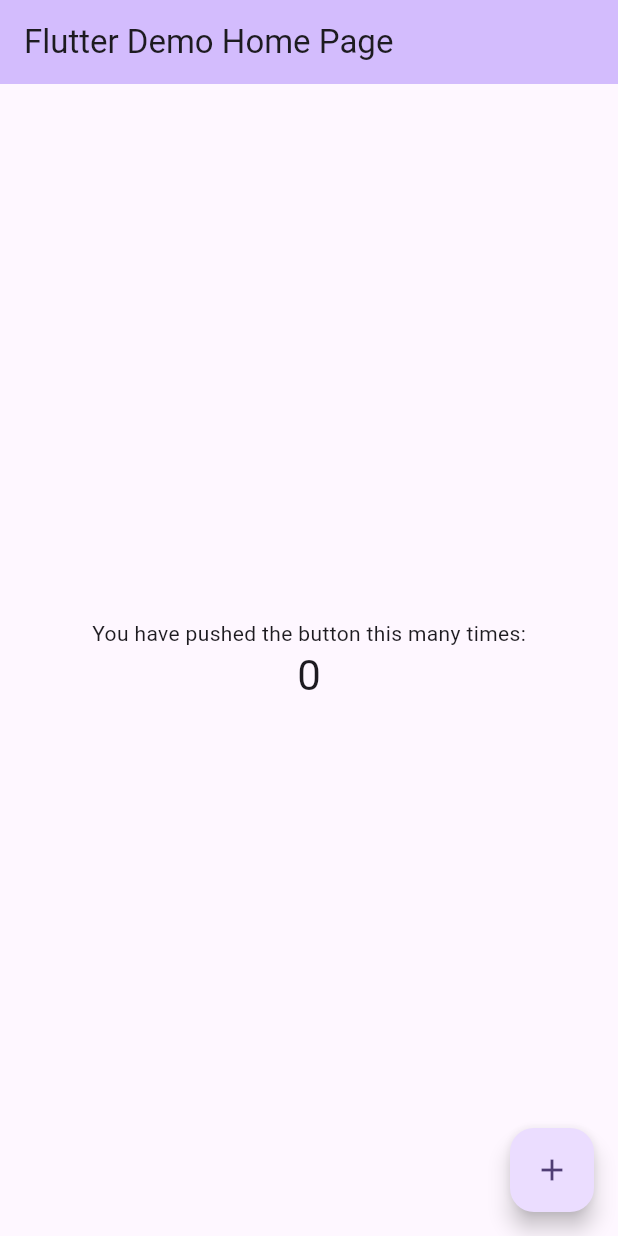
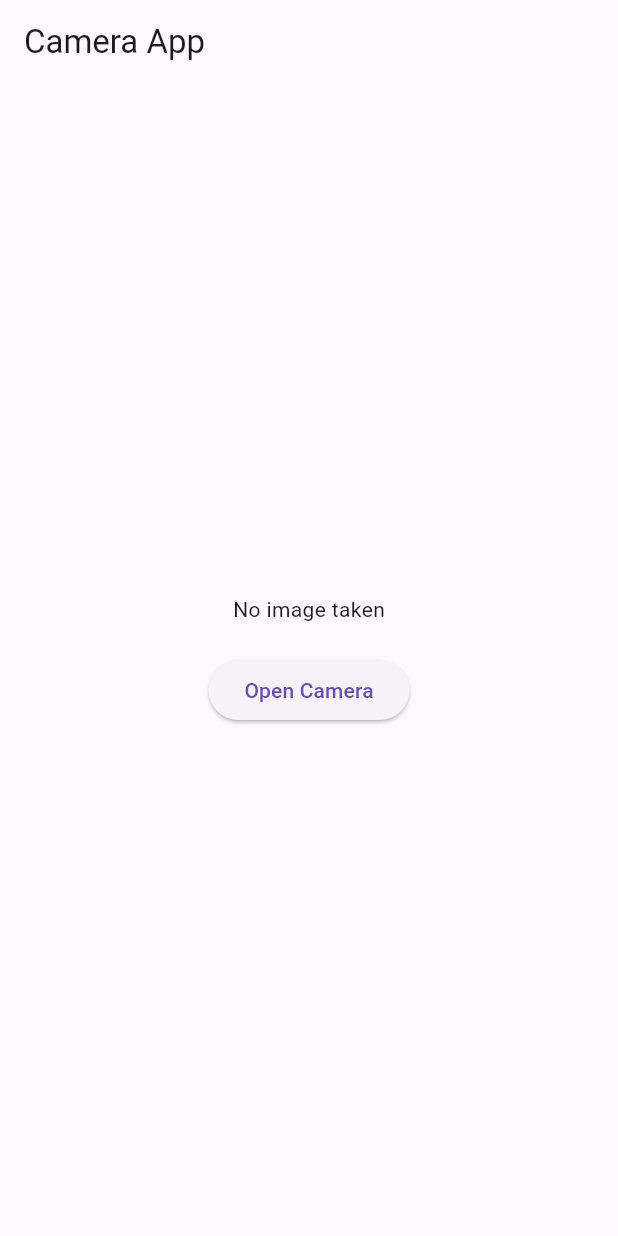
Before and after one commit to AidanFoushee/chizard_chess_app, a Flutter app: the screen it shows after launch, on a phone screen of 412 x 824 dp. Run offline on Flutter 3.47's test engine with Material 3 defaults, Android fonts, the phone set to English and light mode, and no system bars; our stand-ins replace image_picker.

Commit message:
camera feature implemented

```diff
--- a/lib/main.dart
+++ b/lib/main.dart
@@ -1,4 +1,6 @@
 import 'package:flutter/material.dart';
+import 'package:image_picker/image_picker.dart';
+import 'dart:io';
 
 void main() {
   runApp(const MyApp());
@@ -7,119 +9,52 @@ void main() {
 class MyApp extends StatelessWidget {
   const MyApp({super.key});
 
-  // This widget is the root of your application.
   @override
   Widget build(BuildContext context) {
     return MaterialApp(
-      title: 'Flutter Demo',
-      theme: ThemeData(
-        // This is the theme of your application.
-        //
-        // TRY THIS: Try running your application with "flutter run". You'll see
-        // the application has a purple toolbar. Then, without quitting the app,
-        // try changing the seedColor in the colorScheme below to Colors.green
-        // and then invoke "hot reload" (save your changes or press the "hot
-        // reload" button in a Flutter-supported IDE, or press "r" if you used
-        // the command line to start the app).
-        //
-        // Notice that the counter didn't reset back to zero; the application
-        // state is not lost during the reload. To reset the state, use hot
-        // restart instead.
-        //
-        // This works for code too, not just values: Most code changes can be
-        // tested with just a hot reload.
-        colorScheme: ColorScheme.fromSeed(seedColor: Colors.deepPurple),
-        useMaterial3: true,
-      ),
-      home: const MyHomePage(title: 'Flutter Demo Home Page'),
+      debugShowCheckedModeBanner: false,
+      home: CameraScreen(),
     );
   }
 }
 
-class MyHomePage extends StatefulWidget {
-  const MyHomePage({super.key, required this.title});
-
-  // This widget is the home page of your application. It is stateful, meaning
-  // that it has a State object (defined below) that contains fields that affect
-  // how it looks.
-
-  // This class is the configuration for the state. It holds the values (in this
-  // case the title) provided by the parent (in this case the App widget) and
-  // used by the build method of the State. Fields in a Widget subclass are
-  // always marked "final".
-
-  final String title;
-
+class CameraScreen extends StatefulWidget {
   @override
-  State<MyHomePage> createState() => _MyHomePageState();
+  _CameraScreenState createState() => _CameraScreenState();
 }
 
-class _MyHomePageState extends State<MyHomePage> {
-  int _counter = 0;
+class _CameraScreenState extends State<CameraScreen> {
+  File? _image;
+  final ImagePicker _picker = ImagePicker();
 
-  void _incrementCounter() {
-    setState(() {
-      // This call to setState tells the Flutter framework that something has
-      // changed in this State, which causes it to rerun the build method below
-      // so that the display can reflect the updated values. If we changed
-      // _counter without calling setState(), then the build method would not be
-      // called again, and so nothing would appear to happen.
-      _counter++;
-    });
+  Future<void> _openCamera() async {
+    final XFile? image = await _picker.pickImage(source: ImageSource.camera);
+    if (image != null) {
+      setState(() {
+        _image = File(image.path);
+      });
+    }
   }
 
   @override
   Widget build(BuildContext context) {
-    // This method is rerun every time setState is called, for instance as done
-    // by the _incrementCounter method above.
-    //
-    // The Flutter framework has been optimized to make rerunning build methods
-    // fast, so that you can just rebuild anything that needs updating rather
-    // than having to individually change instances of widgets.
     return Scaffold(
-      appBar: AppBar(
-        // TRY THIS: Try changing the color here to a specific color (to
-        // Colors.amber, perhaps?) and trigger a hot reload to see the AppBar
-        // change color while the other colors stay the same.
-        backgroundColor: Theme.of(context).colorScheme.inversePrimary,
-        // Here we take the value from the MyHomePage object that was created by
-        // the App.build method, and use it to set our appbar title.
-        title: Text(widget.title),
-      ),
+      appBar: AppBar(title: const Text("Camera App")),
       body: Center(
-        // Center is a layout widget. It takes a single child and positions it
-        // in the middle of the parent.
         child: Column(
-          // Column is also a layout widget. It takes a list of children and
-          // arranges them vertically. By default, it sizes itself to fit its
-          // children horizontally, and tries to be as tall as its parent.
-          //
-          // Column has various properties to control how it sizes itself and
-          // how it positions its children. Here we use mainAxisAlignment to
-          // center the children vertically; the main axis here is the vertical
-          // axis because Columns are vertical (the cross axis would be
-          // horizontal).
-          //
-          // TRY THIS: Invoke "debug painting" (choose the "Toggle Debug Paint"
-          // action in the IDE, or press "p" in the console), to see the
-          // wireframe for each widget.
           mainAxisAlignment: MainAxisAlignment.center,
-          children: <Widget>[
-            const Text(
-              'You have pushed the button this many times:',
-            ),
-            Text(
-              '$_counter',
-              style: Theme.of(context).textTheme.headlineMedium,
+          children: [
+            _image != null
+                ? Image.file(_image!)  // Display the image
+                : const Text("No image taken"),
+            const SizedBox(height: 20),
+            ElevatedButton(
+              onPressed: _openCamera,
+              child: const Text("Open Camera"),
             ),
           ],
         ),
       ),
-      floatingActionButton: FloatingActionButton(
-        onPressed: _incrementCounter,
-        tooltip: 'Increment',
-        child: const Icon(Icons.add),
-      ), // This trailing comma makes auto-formatting nicer for build methods.
     );
   }
 }
--- a/pubspec.yaml
+++ b/pubspec.yaml
@@ -30,6 +30,7 @@ environment:
 dependencies:
   flutter:
     sdk: flutter
+  image_picker: 1.1.2
 
   # The following adds the Cupertino Icons font to your application.
   # Use with the CupertinoIcons class for iOS style icons.
```
Also changed, not shown: pubspec.lock, 5 other files.
